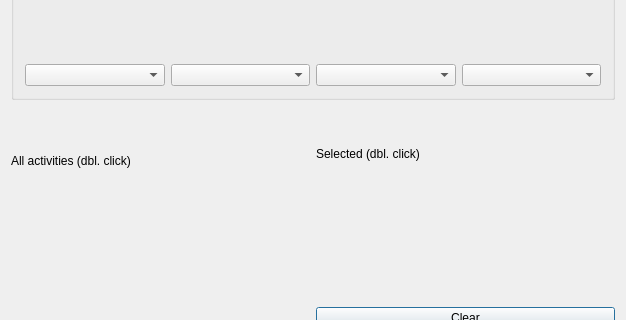
The window that src/interface/modifyconstraintmindaysbetweenactivitiesform_template.ui (janLo/FET) describes before a commit, drawn with Qt 5; both pictures show x 0 to 626 and y 135 to 455 of the 626 by 571 pixel window.
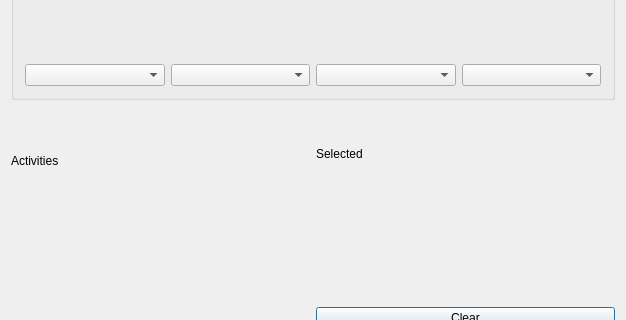
The same window after the commit. Custom widgets are drawn as their Qt base class.

```diff
--- a/src/interface/modifyconstraintmindaysbetweenactivitiesform_template.ui
+++ b/src/interface/modifyconstraintmindaysbetweenactivitiesform_template.ui
@@ -92,7 +92,7 @@
           <enum>QFrame::Plain</enum>
          </property>
          <property name="text">
-          <string>All activities (dbl. click)</string>
+          <string>Activities</string>
          </property>
          <property name="wordWrap">
           <bool>false</bool>
@@ -121,7 +121,7 @@
           <enum>QFrame::Plain</enum>
          </property>
          <property name="text">
-          <string>Selected (dbl. click)</string>
+          <string comment="It refers to a list of selected activities">Selected</string>
          </property>
          <property name="wordWrap">
           <bool>false</bool>
```
Left out of the diff: 4 changed lines with no effect on the pictures.
